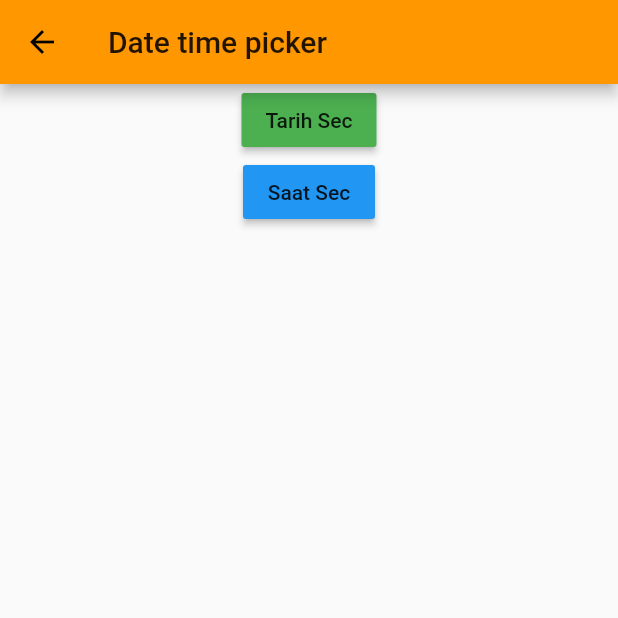
After one commit to ibrahimuzul/flutter_dersleri, a Flutter app: the NavigasyonIslemleri screen opened directly, after a tap on "Date Time Picker", on a phone screen of 412 x 824 dp, the top half of it. The commit adds this screen. Run offline on Flutter 3.47's test engine with Material 2 defaults, Android fonts, the phone set to English and light mode, and no system bars; our stand-ins replace date_format, fluttertoast.

Commit message:
94. Tarih ve Saat Secme İşlemleri

```diff
--- a/lib/main.dart
+++ b/lib/main.dart
@@ -1,5 +1,6 @@
 import 'package:flutter/material.dart';
 import 'ui/custom_scroll_ve_slivers.dart';
+import 'ui/date_time_picker.dart';
 import 'ui/form_textformfield_ornek.dart';
 import 'ui/text_field_ozellikleri.dart';
 import 'ui/navigasyon_islemleri.dart';
@@ -11,13 +12,14 @@ void main() {
   runApp(MaterialApp(
     title: "Flutter Dersleri",
 
-    initialRoute: "/digerFormElemanlari",
+    initialRoute: "/tarihSaat",
 
     routes: {
       '/'      : (context) => NavigasyonIslemleri(),
       '/textFieldIslemleri' : (context) => TextFieldIslemleri(),
       '/textFormField' : (context) => FormveTextFormField(),
       '/digerFormElemanlari' : (context) => DigerFormElemanlari(),
+      '/tarihSaat' : (context) => TarihSaatOrnek(),
       '/CPage' : (context) => CSayfasi(),
       '/DPage' : (context) => DSayfasi(),
       '/GPage' : (context) => GSayfasi(),
--- /dev/null
+++ b/lib/ui/date_time_picker.dart
@@ -0,0 +1,63 @@
+import 'package:flutter/material.dart';
+import 'package:date_format/date_format.dart';
+
+class TarihSaatOrnek extends StatefulWidget {
+  @override
+  _TarihSaatOrnekState createState() => _TarihSaatOrnekState();
+}
+
+class _TarihSaatOrnekState extends State<TarihSaatOrnek> {
+  @override
+  Widget build(BuildContext context) {
+
+    DateTime suan=DateTime.now();
+    DateTime ucAyOncesi=DateTime(suan.year, suan.month-3);
+    DateTime yirmiGunSonrasi=DateTime(suan.year, suan.month, suan.day+20);
+
+    TimeOfDay suankiSaat=TimeOfDay.now();
+
+
+    return Scaffold(
+      appBar: AppBar(
+        title: Text("Date time picker"),
+      ),
+      body: Center(
+        child: Column(
+          children: <Widget>[
+            RaisedButton(
+              child: Text("Tarih Sec"),
+              color: Colors.green,
+              onPressed: () {
+                showDatePicker(context: context, initialDate: suan, firstDate: ucAyOncesi, lastDate: yirmiGunSonrasi)
+                    .then((secilenTarih){
+                  debugPrint(secilenTarih.toString());
+                  debugPrint(secilenTarih.toIso8601String());
+                  debugPrint(secilenTarih.millisecondsSinceEpoch.toString());
+                  debugPrint(secilenTarih.toUtc().toIso8601String());
+                  debugPrint(secilenTarih.add(Duration(days: 20)).toString());
+                  var yeniDate = DateTime.parse(secilenTarih.toUtc().toIso8601String());
+                  debugPrint(yeniDate.toIso8601String());
+
+                  print(formatDate(secilenTarih, [yyyy, '-', mm, '-', dd]));
+                  print(formatDate(secilenTarih, [dd, '-', mm, '-', yyyy]));
+
+
+                });
+              },
+            ),
+            RaisedButton(
+              child: Text("Saat Sec"),
+              color: Colors.blue,
+              onPressed: () {
+                showTimePicker(context: context, initialTime: suankiSaat).then((secilenSaat){
+                  debugPrint(secilenSaat.format(context));
+                  debugPrint(secilenSaat.hour.toString() + " : " + secilenSaat.minute.toString());
+                });
+              },
+            ),
+          ],
+        ),
+      ),
+    );
+  }
+}
--- a/lib/ui/navigasyon_islemleri.dart
+++ b/lib/ui/navigasyon_islemleri.dart
@@ -93,9 +93,16 @@ class NavigasyonIslemleri extends StatelessWidget {
 
                   RaisedButton(
                     child: Text("Diğer Form Elemanları"),
-                    color: Colors.yellowAccent.shade100,
+                    color: Colors.pink.shade100,
                     onPressed: () {
                       Navigator.pushNamed(context, "/digerFormElemanlari");
+                    },
+                  ),
+                  RaisedButton(
+                    child: Text("Date Time Picker"),
+                    color: Colors.pink,
+                    onPressed: () {
+                      Navigator.pushNamed(context, "/tarihSaat");
                     },
                   ),
                 ],
--- a/pubspec.yaml
+++ b/pubspec.yaml
@@ -29,6 +29,7 @@ dependencies:
   # Use with the CupertinoIcons class for iOS style icons.
   cupertino_icons: ^0.1.3
   fluttertoast: ^3.1.3
+  date_format:
 
 dev_dependencies:
   flutter_test:
```
Also changed, not shown: pubspec.lock.
